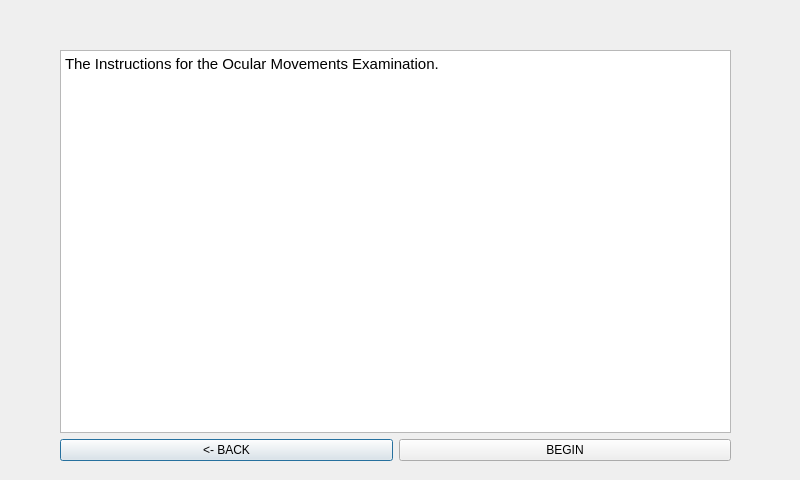
This is PhoeVersion/Qt_Creator/projectPHOE/ocularinstruc.ui in jdsalguer/senior_project as Qt 5 draws it before an edit. The edited form follows.
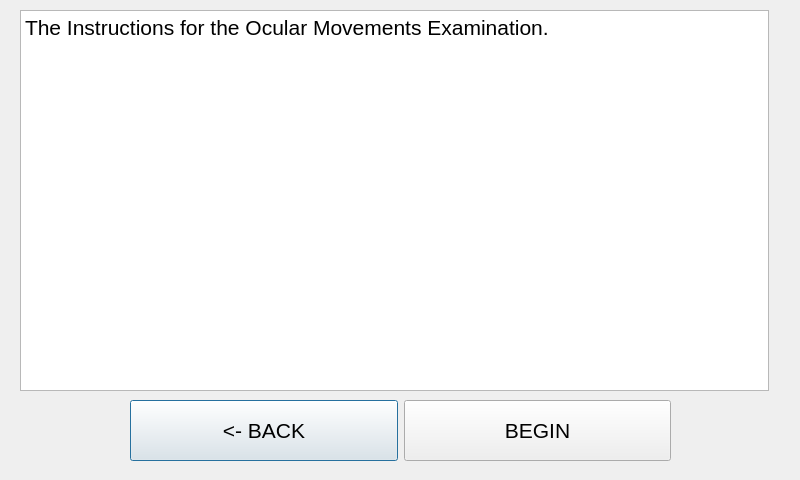
This is the edited form.

```diff
--- a/PhoeVersion/Qt_Creator/projectPHOE/ocularinstruc.ui
+++ b/PhoeVersion/Qt_Creator/projectPHOE/ocularinstruc.ui
@@ -16,43 +16,67 @@
   <widget class="QWidget" name="">
    <property name="geometry">
     <rect>
-     <x>60</x>
-     <y>50</y>
-     <width>671</width>
-     <height>411</height>
+     <x>130</x>
+     <y>400</y>
+     <width>541</width>
+     <height>61</height>
     </rect>
    </property>
-   <layout class="QVBoxLayout" name="verticalLayout">
+   <layout class="QHBoxLayout" name="horizontalLayout">
     <item>
-     <widget class="QTextBrowser" name="textBrowser">
-      <property name="html">
-       <string>&lt;!DOCTYPE HTML PUBLIC &quot;-//W3C//DTD HTML 4.0//EN&quot; &quot;http://www.w3.org/TR/REC-html40/strict.dtd&quot;&gt;
+     <widget class="QPushButton" name="ocuinstbackButton">
+      <property name="sizePolicy">
+       <sizepolicy hsizetype="Minimum" vsizetype="Expanding">
+        <horstretch>0</horstretch>
+        <verstretch>0</verstretch>
+       </sizepolicy>
+      </property>
+      <property name="font">
+       <font>
+        <pointsize>16</pointsize>
+       </font>
+      </property>
+      <property name="text">
+       <string>&lt;- BACK</string>
+      </property>
+     </widget>
+    </item>
+    <item>
+     <widget class="QPushButton" name="ocuinstbegButton">
+      <property name="sizePolicy">
+       <sizepolicy hsizetype="Minimum" vsizetype="Expanding">
+        <horstretch>0</horstretch>
+        <verstretch>0</verstretch>
+       </sizepolicy>
+      </property>
+      <property name="font">
+       <font>
+        <pointsize>16</pointsize>
+       </font>
+      </property>
+      <property name="text">
+       <string>BEGIN</string>
+      </property>
+     </widget>
+    </item>
+   </layout>
+  </widget>
+  <widget class="QTextBrowser" name="textBrowser">
+   <property name="geometry">
+    <rect>
+     <x>20</x>
+     <y>10</y>
+     <width>749</width>
+     <height>381</height>
+    </rect>
+   </property>
+   <property name="html">
+    <string>&lt;!DOCTYPE HTML PUBLIC &quot;-//W3C//DTD HTML 4.0//EN&quot; &quot;http://www.w3.org/TR/REC-html40/strict.dtd&quot;&gt;
 &lt;html&gt;&lt;head&gt;&lt;meta name=&quot;qrichtext&quot; content=&quot;1&quot; /&gt;&lt;style type=&quot;text/css&quot;&gt;
 p, li { white-space: pre-wrap; }
 &lt;/style&gt;&lt;/head&gt;&lt;body style=&quot; font-family:'Ubuntu'; font-size:11pt; font-weight:400; font-style:normal;&quot;&gt;
-&lt;p style=&quot; margin-top:0px; margin-bottom:0px; margin-left:0px; margin-right:0px; -qt-block-indent:0; text-indent:0px;&quot;&gt;The Instructions for the Ocular Movements Examination. &lt;/p&gt;&lt;/body&gt;&lt;/html&gt;</string>
-      </property>
-     </widget>
-    </item>
-    <item>
-     <layout class="QHBoxLayout" name="horizontalLayout">
-      <item>
-       <widget class="QPushButton" name="ocuinstbackButton">
-        <property name="text">
-         <string>&lt;- BACK</string>
-        </property>
-       </widget>
-      </item>
-      <item>
-       <widget class="QPushButton" name="ocuinstbegButton">
-        <property name="text">
-         <string>BEGIN</string>
-        </property>
-       </widget>
-      </item>
-     </layout>
-    </item>
-   </layout>
+&lt;p style=&quot; margin-top:0px; margin-bottom:0px; margin-left:0px; margin-right:0px; -qt-block-indent:0; text-indent:0px;&quot;&gt;&lt;span style=&quot; font-size:16pt;&quot;&gt;The Instructions for the Ocular Movements Examination. &lt;/span&gt;&lt;/p&gt;&lt;/body&gt;&lt;/html&gt;</string>
+   </property>
   </widget>
  </widget>
  <resources/>
```
